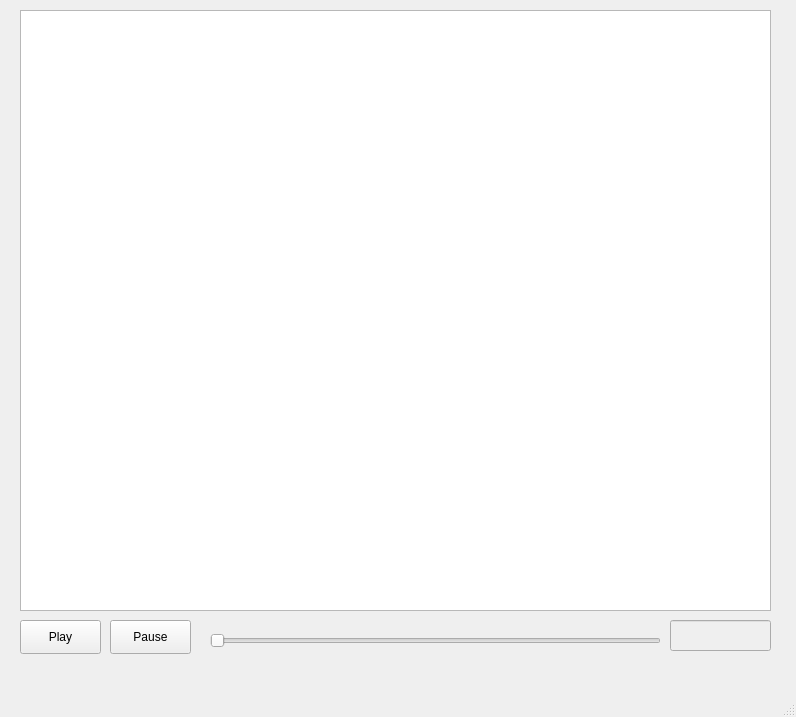
This is slideshow.ui in qchen2017/BloodVesselVisualization as Qt 5 draws it before an edit. The edited form follows.
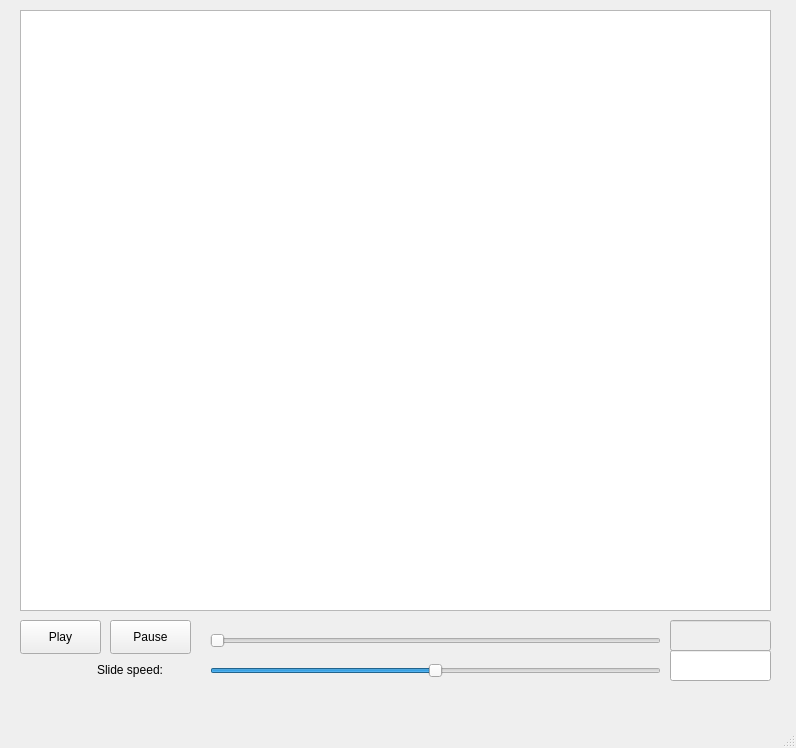
This is the edited form.

```diff
--- a/slideshow.ui
+++ b/slideshow.ui
@@ -7,7 +7,7 @@
     <x>0</x>
     <y>0</y>
     <width>796</width>
-    <height>717</height>
+    <height>748</height>
    </rect>
   </property>
   <property name="windowTitle">
@@ -82,6 +82,54 @@
      </rect>
     </property>
    </widget>
+   <widget class="QLabel" name="label">
+    <property name="geometry">
+     <rect>
+      <x>97</x>
+      <y>660</y>
+      <width>91</width>
+      <height>20</height>
+     </rect>
+    </property>
+    <property name="text">
+     <string>Slide speed:</string>
+    </property>
+   </widget>
+   <widget class="QLineEdit" name="slideSpeed_LineEdit">
+    <property name="enabled">
+     <bool>true</bool>
+    </property>
+    <property name="geometry">
+     <rect>
+      <x>670</x>
+      <y>650</y>
+      <width>101</width>
+      <height>31</height>
+     </rect>
+    </property>
+   </widget>
+   <widget class="QSlider" name="speedSlider">
+    <property name="geometry">
+     <rect>
+      <x>210</x>
+      <y>660</y>
+      <width>451</width>
+      <height>22</height>
+     </rect>
+    </property>
+    <property name="maximum">
+     <number>100</number>
+    </property>
+    <property name="singleStep">
+     <number>10</number>
+    </property>
+    <property name="sliderPosition">
+     <number>50</number>
+    </property>
+    <property name="orientation">
+     <enum>Qt::Horizontal</enum>
+    </property>
+   </widget>
   </widget>
   <widget class="QMenuBar" name="menubar">
    <property name="geometry">
```
